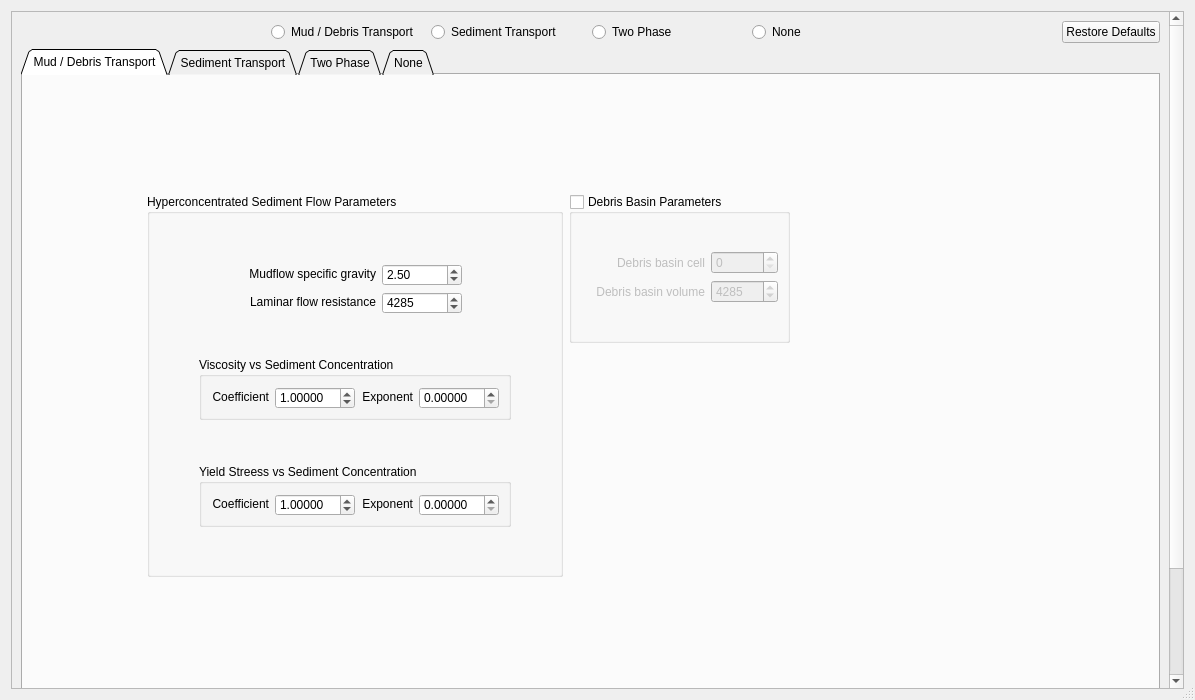
FLO-2DSoftware/qgis-flo-2d-plugin, file flo2d/ui/mud_and_sediment.ui: the form before one commit.
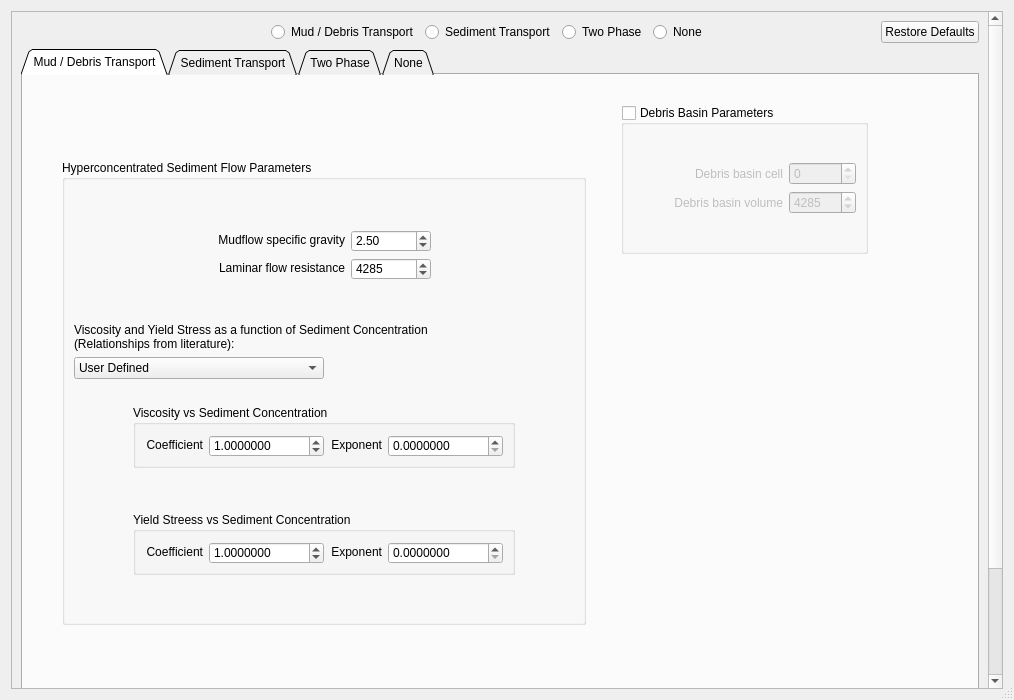
The form after the commit. The open tabs and pages were chosen to show the change. Icons and pictures are not drawn.

Commit message: Mud: add functions list for viscosity and yield stress

```diff
--- a/flo2d/ui/mud_and_sediment.ui
+++ b/flo2d/ui/mud_and_sediment.ui
@@ -6,7 +6,7 @@
    <rect>
     <x>0</x>
     <y>0</y>
-    <width>1195</width>
+    <width>1014</width>
     <height>700</height>
    </rect>
   </property>
@@ -47,9 +47,9 @@
       <property name="geometry">
        <rect>
         <x>0</x>
-        <y>-311</y>
+        <y>0</y>
         <width>1161</width>
-        <height>957</height>
+        <height>912</height>
        </rect>
       </property>
       <layout class="QGridLayout" name="gridLayout_3">
@@ -158,49 +158,21 @@
           <enum>QTabWidget::Triangular</enum>
          </property>
          <property name="currentIndex">
-          <number>1</number>
+          <number>0</number>
          </property>
          <widget class="QWidget" name="mud_debris_tab">
           <attribute name="title">
            <string>Mud / Debris Transport</string>
           </attribute>
-          <widget class="QWidget" name="layoutWidget_3">
+          <widget class="QWidget" name="">
            <property name="geometry">
             <rect>
-             <x>11</x>
-             <y>11</y>
-             <width>868</width>
-             <height>709</height>
+             <x>10</x>
+             <y>30</y>
+             <width>865</width>
+             <height>575</height>
             </rect>
            </property>
-           <layout class="QGridLayout" name="gridLayout_12">
-            <item row="0" column="1">
-             <spacer name="verticalSpacer_15">
-              <property name="orientation">
-               <enum>Qt::Vertical</enum>
-              </property>
-              <property name="sizeHint" stdset="0">
-               <size>
-                <width>20</width>
-                <height>58</height>
-               </size>
-              </property>
-             </spacer>
-            </item>
-            <item row="1" column="0">
-             <spacer name="horizontalSpacer_5">
-              <property name="orientation">
-               <enum>Qt::Horizontal</enum>
-              </property>
-              <property name="sizeHint" stdset="0">
-               <size>
-                <width>101</width>
-                <height>20</height>
-               </size>
-              </property>
-             </spacer>
-            </item>
-            <item row="1" column="1">
              <layout class="QGridLayout" name="gridLayout_11">
               <item row="0" column="0" rowspan="2">
                <widget class="QGroupBox" name="groupBox">
@@ -214,127 +186,169 @@
                  <string>Hyperconcentrated Sediment Flow Parameters</string>
                 </property>
                 <layout class="QGridLayout" name="gridLayout_7">
+               <item row="0" column="0">
+                <spacer name="verticalSpacer_4">
+                 <property name="orientation">
+                  <enum>Qt::Vertical</enum>
+                 </property>
+                 <property name="sizeHint" stdset="0">
+                  <size>
+                   <width>20</width>
+                   <height>40</height>
+                  </size>
+                 </property>
+                </spacer>
+               </item>
+               <item row="3" column="0">
+                <widget class="QLabel" name="label_15">
+                 <property name="sizePolicy">
+                  <sizepolicy hsizetype="Fixed" vsizetype="Preferred">
+                   <horstretch>0</horstretch>
+                   <verstretch>0</verstretch>
+                  </sizepolicy>
+                 </property>
+                 <property name="minimumSize">
+                  <size>
+                   <width>500</width>
+                   <height>0</height>
+                  </size>
+                 </property>
+                 <property name="maximumSize">
+                  <size>
+                   <width>500</width>
+                   <height>16777215</height>
+                  </size>
+                 </property>
+                 <property name="text">
+                  <string>Viscosity and Yield Stress as a function of Sediment Concentration
+(Relationships from literature):</string>
+                 </property>
+                </widget>
+               </item>
                  <item row="5" column="0">
-                  <layout class="QHBoxLayout" name="horizontalLayout_11">
-                   <item>
-                    <spacer name="horizontalSpacer_10">
-                     <property name="orientation">
-                      <enum>Qt::Horizontal</enum>
-                     </property>
-                     <property name="sizeHint" stdset="0">
+                <widget class="QComboBox" name="functions_cbo">
+                 <property name="sizePolicy">
+                  <sizepolicy hsizetype="Fixed" vsizetype="Fixed">
+                   <horstretch>0</horstretch>
+                   <verstretch>0</verstretch>
+                  </sizepolicy>
+                 </property>
+                 <property name="minimumSize">
                       <size>
-                       <width>40</width>
-                       <height>20</height>
-                      </size>
-                     </property>
-                    </spacer>
+                   <width>250</width>
+                   <height>0</height>
+                  </size>
+                 </property>
+                 <property name="maximumSize">
+                  <size>
+                   <width>250</width>
+                   <height>16777215</height>
+                  </size>
+                 </property>
+                 <property name="maxVisibleItems">
+                  <number>20</number>
+                 </property>
+                 <item>
+                  <property name="text">
+                   <string>User Defined</string>
+                  </property>
                    </item>
                    <item>
-                    <widget class="QGroupBox" name="groupBox_6">
-                     <property name="title">
-                      <string>Yield Streess vs Sediment Concentration</string>
-                     </property>
-                     <layout class="QGridLayout" name="gridLayout_6">
-                      <item row="0" column="0">
-                       <layout class="QHBoxLayout" name="horizontalLayout_7">
+                  <property name="text">
+                   <string>Aspen Pit 1</string>
+                  </property>
+                 </item>
                         <item>
-                         <widget class="QLabel" name="label_11">
                           <property name="text">
-                           <string>Coefficient</string>
-                          </property>
-                          <property name="alignment">
-                           <set>Qt::AlignRight|Qt::AlignTrailing|Qt::AlignVCenter</set>
-                          </property>
-                         </widget>
+                   <string>Aspen Pit 2</string>
+                  </property>
+                 </item>
+                 <item>
+                  <property name="text">
+                   <string>Aspen Natural Soil</string>
+                  </property>
                         </item>
                         <item>
-                         <widget class="QDoubleSpinBox" name="mud_ys_vs_sed_coeff_dbox">
-                          <property name="sizePolicy">
-                           <sizepolicy hsizetype="Fixed" vsizetype="Fixed">
-                            <horstretch>0</horstretch>
-                            <verstretch>0</verstretch>
-                           </sizepolicy>
-                          </property>
-                          <property name="minimumSize">
-                           <size>
-                            <width>80</width>
-                            <height>22</height>
-                           </size>
-                          </property>
-                          <property name="maximumSize">
-                           <size>
-                            <width>80</width>
-                            <height>20</height>
-                           </size>
-                          </property>
-                          <property name="decimals">
-                           <number>5</number>
-                          </property>
-                          <property name="value">
-                           <double>1.000000000000000</double>
-                          </property>
-                         </widget>
-                        </item>
-                       </layout>
-                      </item>
-                      <item row="0" column="1">
-                       <layout class="QHBoxLayout" name="horizontalLayout_8">
+                  <property name="text">
+                   <string>Aspen Mine Fill</string>
+                  </property>
+                 </item>
+                 <item>
+                  <property name="text">
+                   <string>Aspen Watershed</string>
+                  </property>
+                 </item>
+                 <item>
+                  <property name="text">
+                   <string>Aspen Mine Source Area</string>
+                  </property>
+                 </item>
+                 <item>
+                  <property name="text">
+                   <string>Glenwood 1</string>
+                  </property>
+                 </item>
+                 <item>
+                  <property name="text">
+                   <string>Glenwood 2</string>
+                  </property>
+                 </item>
+                 <item>
+                  <property name="text">
+                   <string>Glenwood 3</string>
+                  </property>
+                 </item>
                         <item>
-                         <widget class="QLabel" name="label_12">
                           <property name="text">
-                           <string>Exponent</string>
-                          </property>
-                          <property name="alignment">
-                           <set>Qt::AlignRight|Qt::AlignTrailing|Qt::AlignVCenter</set>
-                          </property>
-                         </widget>
+                   <string>Glenwood 4</string>
+                  </property>
+                 </item>
+                 <item>
+                  <property name="text">
+                   <string>Iida (1938)</string>
+                  </property>
                         </item>
                         <item>
-                         <widget class="QDoubleSpinBox" name="mud_ys_vs_sed_exp_dbox">
-                          <property name="sizePolicy">
-                           <sizepolicy hsizetype="Fixed" vsizetype="Fixed">
-                            <horstretch>0</horstretch>
-                            <verstretch>0</verstretch>
-                           </sizepolicy>
-                          </property>
-                          <property name="minimumSize">
-                           <size>
-                            <width>80</width>
-                            <height>22</height>
-                           </size>
-                          </property>
-                          <property name="maximumSize">
-                           <size>
-                            <width>80</width>
-                            <height>20</height>
-                           </size>
-                          </property>
-                          <property name="decimals">
-                           <number>5</number>
-                          </property>
-                         </widget>
-                        </item>
-                       </layout>
-                      </item>
-                     </layout>
-                    </widget>
-                   </item>
-                   <item>
-                    <spacer name="horizontalSpacer_11">
+                  <property name="text">
+                   <string>Dai et al. (1980)</string>
+                  </property>
+                 </item>
+                 <item>
+                  <property name="text">
+                   <string>Kang and Zhang (1980)</string>
+                  </property>
+                 </item>
+                 <item>
+                  <property name="text">
+                   <string>Qian et al. (1980)</string>
+                  </property>
+                 </item>
+                 <item>
+                  <property name="text">
+                   <string>Chien and Ma (1958)</string>
+                  </property>
+                 </item>
+                 <item>
+                  <property name="text">
+                   <string>Fei (1981)</string>
+                  </property>
+                 </item>
+                </widget>
+               </item>
+               <item row="14" column="0">
+                <spacer name="verticalSpacer_3">
                      <property name="orientation">
-                      <enum>Qt::Horizontal</enum>
+                  <enum>Qt::Vertical</enum>
                      </property>
                      <property name="sizeHint" stdset="0">
                       <size>
-                       <width>40</width>
-                       <height>20</height>
+                   <width>20</width>
+                   <height>38</height>
                       </size>
                      </property>
                     </spacer>
                    </item>
-                  </layout>
-                 </item>
-                 <item row="3" column="0">
+               <item row="11" column="0">
                   <layout class="QHBoxLayout" name="horizontalLayout_10">
                    <item>
                     <spacer name="horizontalSpacer_8">
@@ -355,7 +369,7 @@
                       <string>Viscosity vs Sediment Concentration</string>
                      </property>
                      <layout class="QGridLayout" name="gridLayout_5">
-                      <item row="0" column="0">
+                    <item row="2" column="0">
                        <layout class="QHBoxLayout" name="horizontalLayout_5">
                         <item>
                          <widget class="QLabel" name="label_9">
@@ -377,18 +391,18 @@
                           </property>
                           <property name="minimumSize">
                            <size>
-                            <width>80</width>
+                          <width>115</width>
                             <height>22</height>
                            </size>
                           </property>
                           <property name="maximumSize">
                            <size>
-                            <width>80</width>
+                          <width>115</width>
                             <height>20</height>
                            </size>
                           </property>
                           <property name="decimals">
-                           <number>5</number>
+                         <number>7</number>
                           </property>
                           <property name="value">
                            <double>1.000000000000000</double>
@@ -397,7 +411,7 @@
                         </item>
                        </layout>
                       </item>
-                      <item row="0" column="1">
+                    <item row="2" column="1">
                        <layout class="QHBoxLayout" name="horizontalLayout_6">
                         <item>
                          <widget class="QLabel" name="label_10">
@@ -419,18 +433,18 @@
                           </property>
                           <property name="minimumSize">
                            <size>
-                            <width>80</width>
+                          <width>115</width>
                             <height>22</height>
                            </size>
                           </property>
                           <property name="maximumSize">
                            <size>
-                            <width>80</width>
+                          <width>115</width>
                             <height>20</height>
                            </size>
                           </property>
                           <property name="decimals">
-                           <number>5</number>
+                         <number>7</number>
                           </property>
                          </widget>
                         </item>
@@ -454,6 +468,19 @@
                    </item>
                   </layout>
                  </item>
+               <item row="2" column="0">
+                <spacer name="verticalSpacer">
+                 <property name="orientation">
+                  <enum>Qt::Vertical</enum>
+                 </property>
+                 <property name="sizeHint" stdset="0">
+                  <size>
+                   <width>20</width>
+                   <height>38</height>
+                  </size>
+                 </property>
+                </spacer>
+               </item>
                  <item row="1" column="0">
                   <layout class="QHBoxLayout" name="horizontalLayout_9">
                    <item>
@@ -575,33 +602,127 @@
                    </item>
                   </layout>
                  </item>
-                 <item row="2" column="0">
-                  <spacer name="verticalSpacer">
+               <item row="13" column="0">
+                <layout class="QHBoxLayout" name="horizontalLayout_11">
+                 <item>
+                  <spacer name="horizontalSpacer_10">
                    <property name="orientation">
-                    <enum>Qt::Vertical</enum>
+                    <enum>Qt::Horizontal</enum>
                    </property>
                    <property name="sizeHint" stdset="0">
                     <size>
-                     <width>20</width>
-                     <height>38</height>
+                     <width>40</width>
+                     <height>20</height>
                     </size>
                    </property>
                   </spacer>
                  </item>
-                 <item row="6" column="0">
-                  <spacer name="verticalSpacer_3">
+                 <item>
+                  <widget class="QGroupBox" name="groupBox_6">
+                   <property name="title">
+                    <string>Yield Streess vs Sediment Concentration</string>
+                   </property>
+                   <layout class="QGridLayout" name="gridLayout_6">
+                    <item row="0" column="0">
+                     <layout class="QHBoxLayout" name="horizontalLayout_7">
+                      <item>
+                       <widget class="QLabel" name="label_11">
+                        <property name="text">
+                         <string>Coefficient</string>
+                        </property>
+                        <property name="alignment">
+                         <set>Qt::AlignRight|Qt::AlignTrailing|Qt::AlignVCenter</set>
+                        </property>
+                       </widget>
+                      </item>
+                      <item>
+                       <widget class="QDoubleSpinBox" name="mud_ys_vs_sed_coeff_dbox">
+                        <property name="sizePolicy">
+                         <sizepolicy hsizetype="Fixed" vsizetype="Fixed">
+                          <horstretch>0</horstretch>
+                          <verstretch>0</verstretch>
+                         </sizepolicy>
+                        </property>
+                        <property name="minimumSize">
+                         <size>
+                          <width>115</width>
+                          <height>22</height>
+                         </size>
+                        </property>
+                        <property name="maximumSize">
+                         <size>
+                          <width>115</width>
+                          <height>20</height>
+                         </size>
+                        </property>
+                        <property name="decimals">
+                         <number>7</number>
+                        </property>
+                        <property name="value">
+                         <double>1.000000000000000</double>
+                        </property>
+                       </widget>
+                      </item>
+                     </layout>
+                    </item>
+                    <item row="0" column="1">
+                     <layout class="QHBoxLayout" name="horizontalLayout_8">
+                      <item>
+                       <widget class="QLabel" name="label_12">
+                        <property name="text">
+                         <string>Exponent</string>
+                        </property>
+                        <property name="alignment">
+                         <set>Qt::AlignRight|Qt::AlignTrailing|Qt::AlignVCenter</set>
+                        </property>
+                       </widget>
+                      </item>
+                      <item>
+                       <widget class="QDoubleSpinBox" name="mud_ys_vs_sed_exp_dbox">
+                        <property name="sizePolicy">
+                         <sizepolicy hsizetype="Fixed" vsizetype="Fixed">
+                          <horstretch>0</horstretch>
+                          <verstretch>0</verstretch>
+                         </sizepolicy>
+                        </property>
+                        <property name="minimumSize">
+                         <size>
+                          <width>115</width>
+                          <height>22</height>
+                         </size>
+                        </property>
+                        <property name="maximumSize">
+                         <size>
+                          <width>115</width>
+                          <height>20</height>
+                         </size>
+                        </property>
+                        <property name="decimals">
+                         <number>7</number>
+                        </property>
+                       </widget>
+                      </item>
+                     </layout>
+                    </item>
+                   </layout>
+                  </widget>
+                 </item>
+                 <item>
+                  <spacer name="horizontalSpacer_11">
                    <property name="orientation">
-                    <enum>Qt::Vertical</enum>
+                    <enum>Qt::Horizontal</enum>
                    </property>
                    <property name="sizeHint" stdset="0">
                     <size>
-                     <width>20</width>
-                     <height>38</height>
+                     <width>40</width>
+                     <height>20</height>
                     </size>
                    </property>
                   </spacer>
                  </item>
-                 <item row="4" column="0">
+                </layout>
+               </item>
+               <item row="12" column="0">
                   <spacer name="verticalSpacer_2">
                    <property name="orientation">
                     <enum>Qt::Vertical</enum>
@@ -614,15 +735,15 @@
                    </property>
                   </spacer>
                  </item>
-                 <item row="0" column="0">
-                  <spacer name="verticalSpacer_4">
+               <item row="6" column="0">
+                <spacer name="verticalSpacer_11">
                    <property name="orientation">
                     <enum>Qt::Vertical</enum>
                    </property>
                    <property name="sizeHint" stdset="0">
                     <size>
                      <width>20</width>
-                     <height>40</height>
+                   <height>20</height>
                     </size>
                    </property>
                   </spacer>
@@ -660,13 +781,13 @@
                      </property>
                      <property name="minimumSize">
                       <size>
-                       <width>124</width>
+                     <width>150</width>
                        <height>0</height>
                       </size>
                      </property>
                      <property name="maximumSize">
                       <size>
-                       <width>124</width>
+                     <width>150</width>
                        <height>16777215</height>
                       </size>
                      </property>
@@ -705,13 +826,13 @@
                      </property>
                      <property name="minimumSize">
                       <size>
-                       <width>124</width>
+                     <width>150</width>
                        <height>0</height>
                       </size>
                      </property>
                      <property name="maximumSize">
                       <size>
-                       <width>124</width>
+                     <width>150</width>
                        <height>16777215</height>
                       </size>
                      </property>
@@ -788,34 +909,6 @@
                </layout>
               </item>
              </layout>
-            </item>
-            <item row="1" column="2">
-             <spacer name="horizontalSpacer_12">
-              <property name="orientation">
-               <enum>Qt::Horizontal</enum>
-              </property>
-              <property name="sizeHint" stdset="0">
-               <size>
-                <width>101</width>
-                <height>20</height>
-               </size>
-              </property>
-             </spacer>
-            </item>
-            <item row="2" column="1">
-             <spacer name="verticalSpacer_14">
-              <property name="orientation">
-               <enum>Qt::Vertical</enum>
-              </property>
-              <property name="sizeHint" stdset="0">
-               <size>
-                <width>20</width>
-                <height>218</height>
-               </size>
-              </property>
-             </spacer>
-            </item>
-           </layout>
           </widget>
          </widget>
          <widget class="QWidget" name="sediment_tab">
@@ -2453,6 +2546,9 @@
          <property name="standardButtons">
           <set>QDialogButtonBox::Cancel|QDialogButtonBox::Ok</set>
          </property>
+         <property name="centerButtons">
+          <bool>true</bool>
+         </property>
         </widget>
        </item>
       </layout>
```
Left out of the diff: 16 changed lines with no effect on the pictures. Lines whose indentation alone changed are shown as unchanged. The commit also changes 2 other files.
